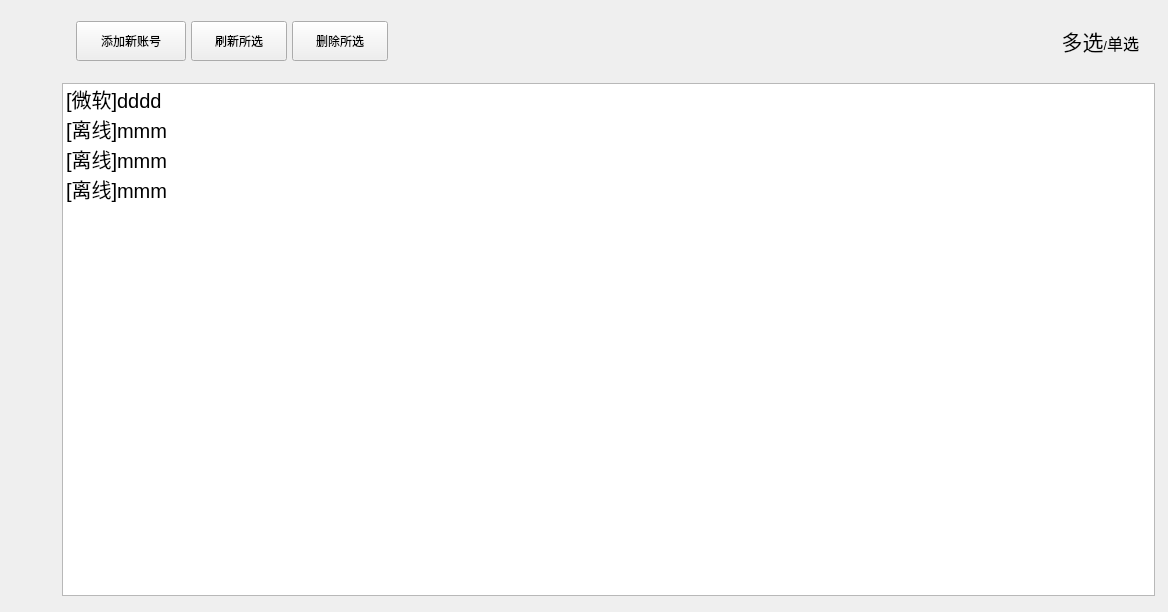
The window that UI/MainWindow/MainWindow.ui (SkyWorldStudio/Minecraft-Optimal-Starter_3) describes before a commit, drawn with Qt 5.
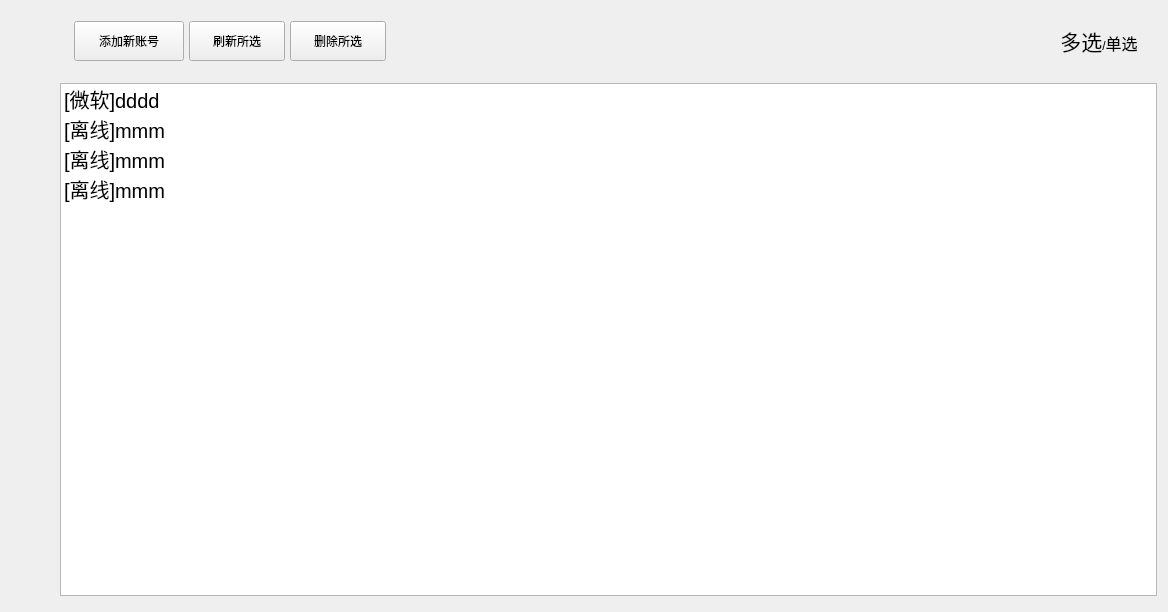
The same window after the commit. The open tabs and pages were chosen to show the change. Icons and pictures are not drawn. Custom widgets are drawn as their Qt base class.

```diff
--- a/UI/MainWindow/MainWindow.ui
+++ b/UI/MainWindow/MainWindow.ui
@@ -693,10 +693,10 @@
              <widget class="QWidget" name="page_users">
               <layout class="QVBoxLayout" name="verticalLayout_4">
                <property name="leftMargin">
-                <number>10</number>
+                <number>8</number>
                </property>
                <property name="rightMargin">
-                <number>10</number>
+                <number>8</number>
                </property>
                <property name="bottomMargin">
                 <number>10</number>
@@ -805,22 +805,22 @@
                    <widget class="MyQWidget" name="widget_page_users_up_setChoice" native="true">
                     <property name="minimumSize">
                      <size>
-                      <width>114</width>
+                      <width>130</width>
                       <height>40</height>
                      </size>
                     </property>
                     <layout class="QHBoxLayout" name="horizontalLayout_5">
                      <property name="spacing">
-                      <number>0</number>
+                      <number>2</number>
                      </property>
                      <property name="leftMargin">
-                      <number>7</number>
+                      <number>6</number>
                      </property>
                      <property name="topMargin">
                       <number>2</number>
                      </property>
                      <property name="rightMargin">
-                      <number>7</number>
+                      <number>6</number>
                      </property>
                      <property name="bottomMargin">
                       <number>2</number>
@@ -842,12 +842,15 @@
                        <property name="scaledContents">
                         <bool>true</bool>
                        </property>
+                       <property name="indent">
+                        <number>0</number>
+                       </property>
                       </widget>
                      </item>
                      <item>
                       <widget class="MyQLabel" name="label_page_users_up_setChoice">
                        <property name="sizePolicy">
-                        <sizepolicy hsizetype="Fixed" vsizetype="Preferred">
+                        <sizepolicy hsizetype="Minimum" vsizetype="Preferred">
                          <horstretch>0</horstretch>
                          <verstretch>0</verstretch>
                         </sizepolicy>
@@ -856,7 +859,13 @@
                         <string>&lt;html&gt;&lt;head/&gt;&lt;body&gt;&lt;p&gt;&lt;span style=&quot; font-size:16pt;&quot;&gt;多选&lt;/span&gt;/&lt;span style=&quot; font-size:12pt;&quot;&gt;单选&lt;/span&gt;&lt;/p&gt;&lt;/body&gt;&lt;/html&gt;</string>
                        </property>
                        <property name="alignment">
-                        <set>Qt::AlignRight|Qt::AlignTrailing|Qt::AlignVCenter</set>
+                        <set>Qt::AlignCenter</set>
+                       </property>
+                       <property name="margin">
+                        <number>0</number>
+                       </property>
+                       <property name="indent">
+                        <number>0</number>
                        </property>
                       </widget>
                      </item>
```
Left out of the diff: 18 changed lines with no effect on the pictures.
